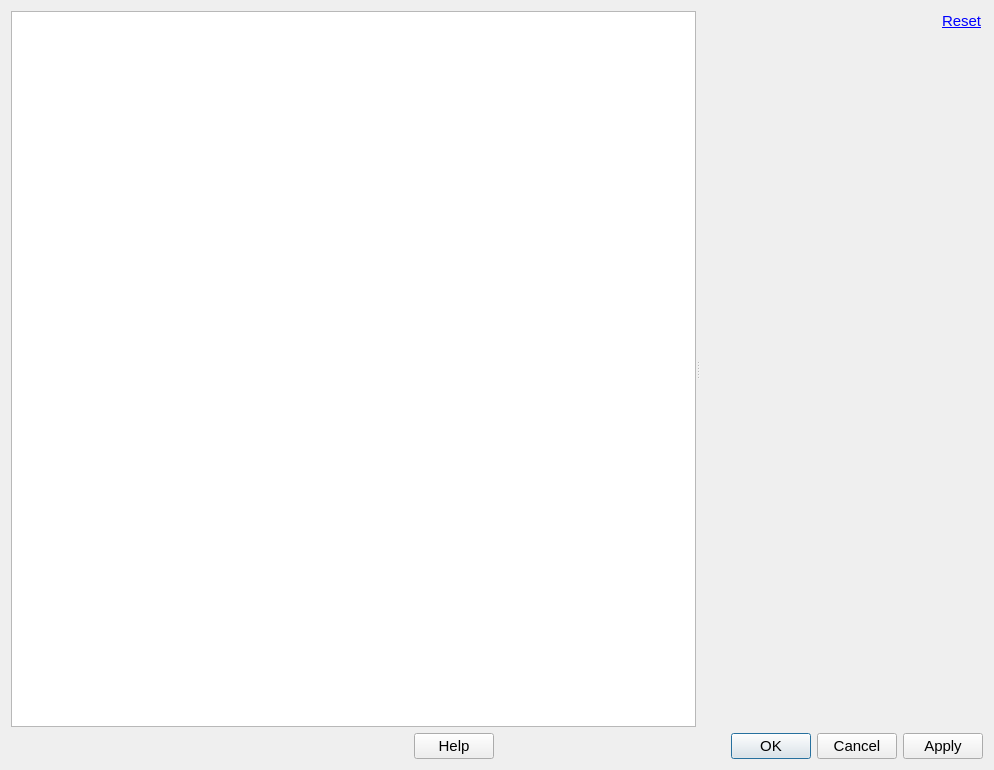
The window that aide/src/gui/res/forms/settingsdialog.ui (mrpilot2/aide) describes before a commit, drawn with Qt 5.
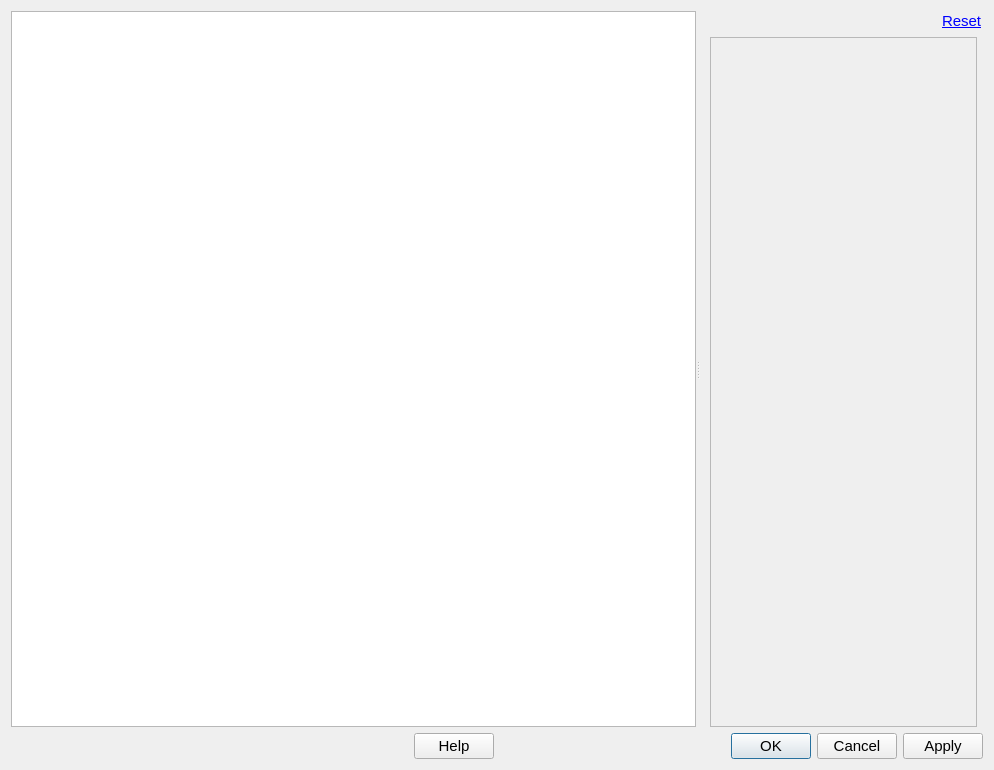
The same window after the commit.

Commit message: (+) display currently selected SettingsPage widget

Diff of the .ui file:
```diff
--- a/aide/src/gui/res/forms/settingsdialog.ui
+++ b/aide/src/gui/res/forms/settingsdialog.ui
@@ -33,24 +33,6 @@
        <property name="leftMargin">
         <number>10</number>
        </property>
-       <item row="1" column="0">
-        <widget class="QWidget" name="settingsPageWidget" native="true">
-         <layout class="QFormLayout" name="formLayout"/>
-        </widget>
-       </item>
-       <item row="1" column="1">
-        <spacer name="horizontalSpacer_2">
-         <property name="orientation">
-          <enum>Qt::Horizontal</enum>
-         </property>
-         <property name="sizeHint" stdset="0">
-          <size>
-           <width>40</width>
-           <height>20</height>
-          </size>
-         </property>
-        </spacer>
-       </item>
        <item row="0" column="0" colspan="2">
         <layout class="QHBoxLayout" name="headingLayout">
          <item>
@@ -106,6 +88,29 @@
          </item>
         </layout>
        </item>
+       <item row="2" column="0">
+        <widget class="QScrollArea" name="settingsPageScrollArea">
+         <property name="frameShape">
+          <enum>QFrame::StyledPanel</enum>
+         </property>
+         <property name="frameShadow">
+          <enum>QFrame::Plain</enum>
+         </property>
+         <property name="widgetResizable">
+          <bool>true</bool>
+         </property>
+         <widget class="QWidget" name="defaultScrollAreaWidget">
+          <property name="geometry">
+           <rect>
+            <x>0</x>
+            <y>0</y>
+            <width>280</width>
+            <height>685</height>
+           </rect>
+          </property>
+         </widget>
+        </widget>
+       </item>
       </layout>
      </widget>
     </widget>
```
The commit also changes 17 other files.
